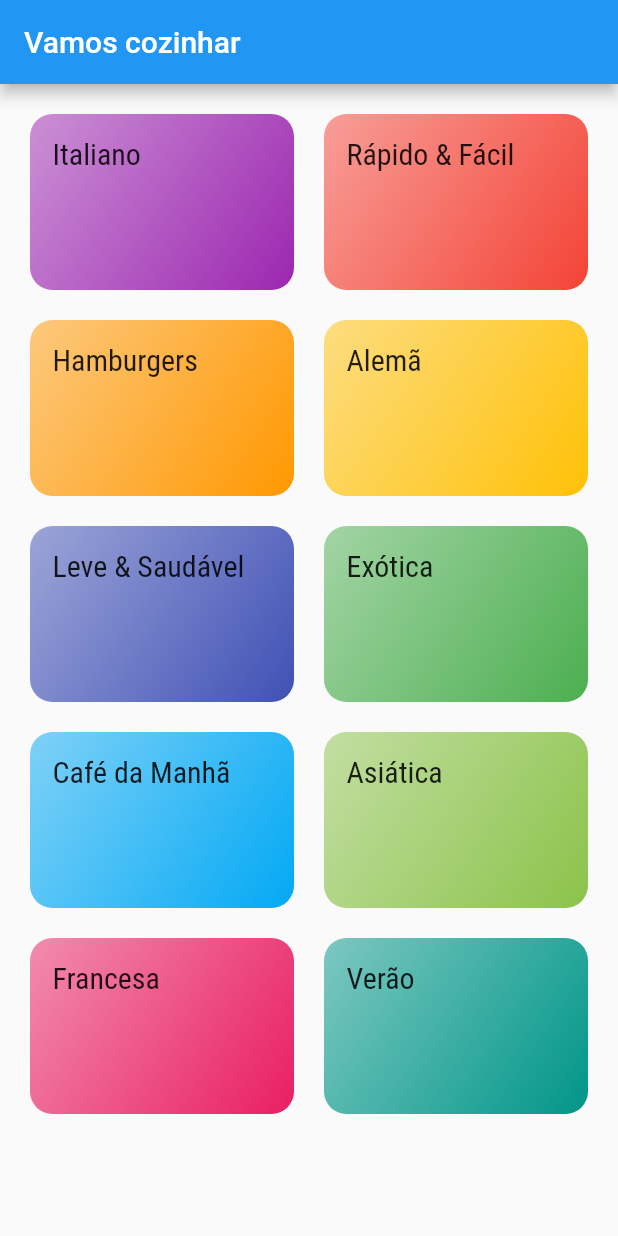
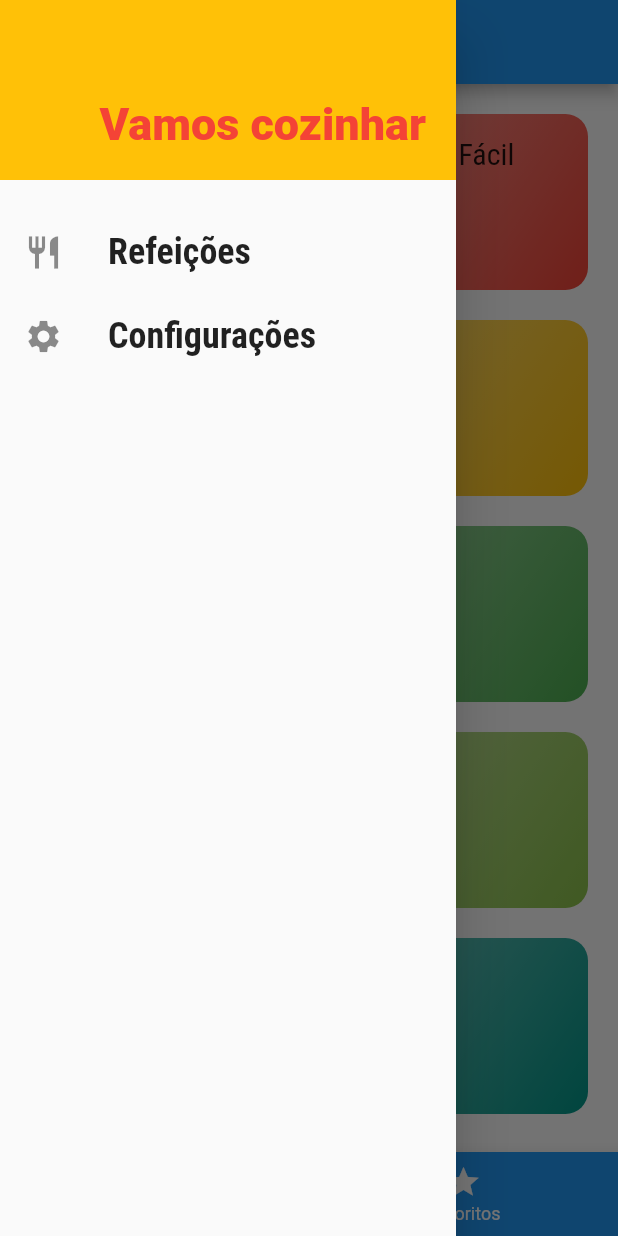
Before and after one commit to Viktoorrocha/meals, a Flutter app: the screen it shows after launch, with the side drawer open (before the commit the screen has no drawer), on a phone screen of 412 x 824 dp. Run offline on Flutter 3.47's test engine with Material 2 defaults, Android fonts, the phone set to English and light mode, and no system bars.

Commit message:
Adicionando Drawer

```diff
--- /dev/null
+++ b/lib/components/main_drawer.dart
@@ -0,0 +1,44 @@
+import 'package:flutter/material.dart';
+
+class MainDrawer extends StatelessWidget {
+  Widget _createItem(IconData icon, String label) {
+    return ListTile(
+      leading: Icon(icon, size: 26),
+      title: Text(
+        label,
+        style: TextStyle(
+            fontFamily: 'RobotoCondensed',
+            fontSize: 24,
+            fontWeight: FontWeight.bold),
+      ),
+      onTap: () {},
+    );
+  }
+
+  @override
+  Widget build(BuildContext context) {
+    return Drawer(
+      child: Column(
+        children: [
+          Container(
+            height: 120,
+            width: double.infinity,
+            padding: EdgeInsets.all(20),
+            color: Theme.of(context).accentColor,
+            alignment: Alignment.bottomRight,
+            child: Text(
+              'Vamos cozinhar',
+              style: TextStyle(
+                  fontWeight: FontWeight.w900, fontSize: 30, color: Colors.red),
+            ),
+          ),
+          SizedBox(
+            height: 20,
+          ),
+          _createItem(Icons.restaurant, 'Refeições'),
+          _createItem(Icons.settings, 'Configurações')
+        ],
+      ),
+    );
+  }
+}
--- a/lib/main.dart
+++ b/lib/main.dart
@@ -3,6 +3,7 @@ import 'screens/categories_screen.dart';
 import 'screens/categories_meals_screen.dart';
 import 'screens/meal_detail_screen.dart';
 import 'utils/app_routes.dart';
+import 'screens/tabs_screen.dart';
 
 void main() {
   runApp(const MyApp());
@@ -23,7 +24,7 @@ class MyApp extends StatelessWidget {
               headline5:
                   TextStyle(fontSize: 20, fontFamily: 'RobotoCondensed'))),
       routes: {
-        AppRoutes.HOME: (ctx) => CategoriesScreen(),
+        AppRoutes.HOME: (ctx) => Tabs(),
         AppRoutes.CATEGORIES_MEALS: (ctx) => CategoriesMealsScreen(),
         AppRoutes.MEAL_DETAIL: (ctx) => MealDetailScreen()
       },
--- a/lib/screens/categories_screen.dart
+++ b/lib/screens/categories_screen.dart
@@ -7,11 +7,7 @@ class CategoriesScreen extends StatelessWidget {
 
   @override
   Widget build(BuildContext context) {
-    return Scaffold(
-      appBar: AppBar(
-        title: Text('Vamos cozinhar'),
-      ),
-      body: GridView(
+    return GridView(
       padding: EdgeInsets.all(20),
       gridDelegate: SliverGridDelegateWithMaxCrossAxisExtent(
         maxCrossAxisExtent: 200,
@@ -22,7 +18,6 @@ class CategoriesScreen extends StatelessWidget {
       children: DUMMY_CATEGORIES.map((cat) {
         return CategoryItem(cat);
       }).toList(),
-      ),
     );
   }
 }
--- /dev/null
+++ b/lib/screens/favorite_screen.dart
@@ -0,0 +1,12 @@
+import 'package:flutter/material.dart';
+
+class FavoriteScreen extends StatelessWidget {
+  const FavoriteScreen({Key? key}) : super(key: key);
+
+  @override
+  Widget build(BuildContext context) {
+    return Center(
+      child: Text('MInhas Refeições Favoritas'),
+    );
+  }
+}
--- /dev/null
+++ b/lib/screens/tabs_screen.dart
@@ -0,0 +1,51 @@
+import 'package:flutter/material.dart';
+import 'categories_screen.dart';
+import 'favorite_screen.dart';
+import '../components/main_drawer.dart';
+
+class Tabs extends StatefulWidget {
+  const Tabs({Key? key}) : super(key: key);
+
+  @override
+  State<Tabs> createState() => _TabsState();
+}
+
+class _TabsState extends State<Tabs> {
+  int _selectedScreenIndex = 0;
+
+  final List<String> _titles = ['Lista de Categorias', 'Meus favoritos'];
+
+  final List<Widget> _screens = [CategoriesScreen(), FavoriteScreen()];
+
+  _selectScreen(int index) {
+    setState(() {
+      _selectedScreenIndex = index;
+    });
+  }
+
+  @override
+  Widget build(BuildContext context) {
+    return Scaffold(
+        appBar: AppBar(
+          title: Text(_titles[_selectedScreenIndex]),
+        ),
+        drawer: MainDrawer(),
+        body: _screens[_selectedScreenIndex],
+        bottomNavigationBar: BottomNavigationBar(
+            onTap: _selectScreen,
+            backgroundColor: Theme.of(context).primaryColor,
+            unselectedItemColor: Colors.white,
+            selectedItemColor: Theme.of(context).accentColor,
+            currentIndex: _selectedScreenIndex,
+            items: [
+              BottomNavigationBarItem(
+                icon: Icon(Icons.category),
+                title: Text('Categorias'),
+              ),
+              BottomNavigationBarItem(
+                icon: Icon(Icons.star),
+                title: Text('Favoritos'),
+              ),
+            ]));
+  }
+}
```
Lines whose indentation alone changed are shown as unchanged.
